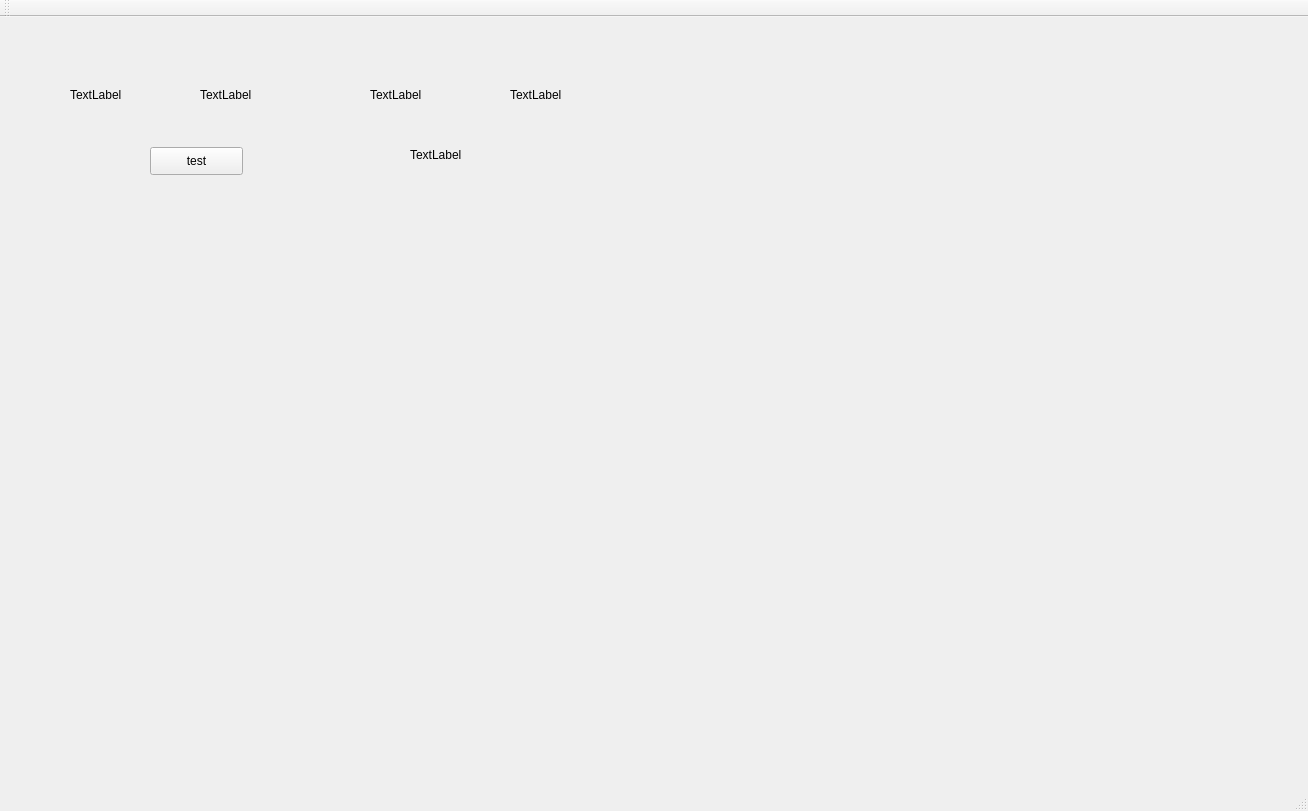
Qt form QtMatrixOpenMP/QtMatrixOpenMP.ui (kbxpy12321/GradutionPro) before a commit.
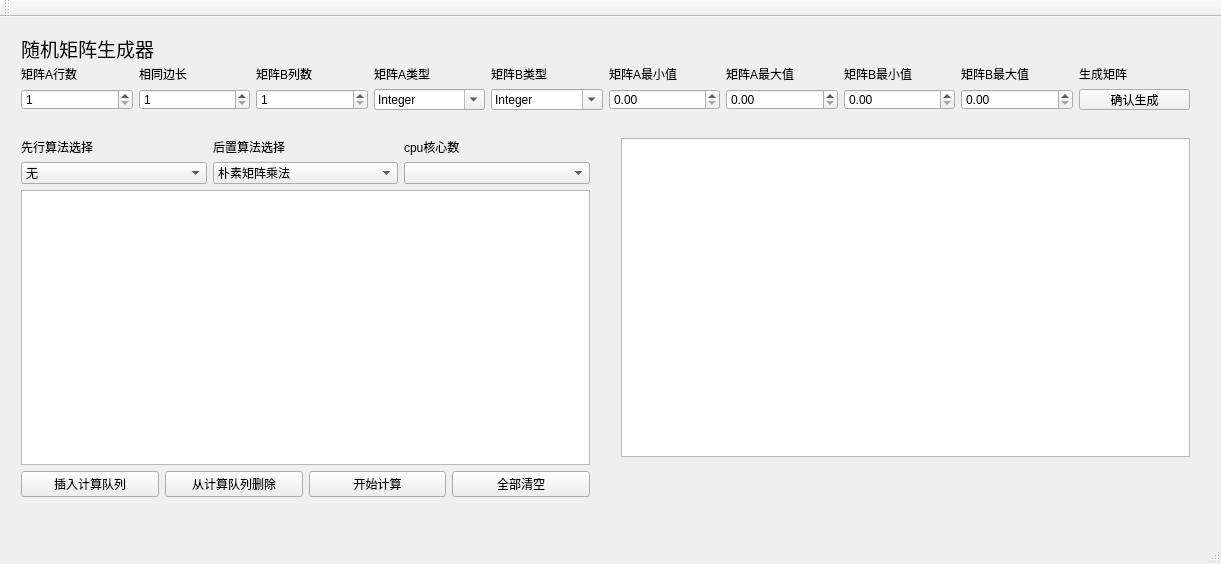
The same form after that commit.

Commit message: 新界面，实现随机矩阵生成以及添加计算队列

```diff
--- a/QtMatrixOpenMP/QtMatrixOpenMP.ui
+++ b/QtMatrixOpenMP/QtMatrixOpenMP.ui
@@ -6,91 +6,379 @@
    <rect>
     <x>0</x>
     <y>0</y>
-    <width>1308</width>
-    <height>811</height>
+    <width>1221</width>
+    <height>564</height>
    </rect>
   </property>
   <property name="windowTitle">
    <string>QtMatrixOpenMP</string>
   </property>
   <widget class="QWidget" name="centralWidget">
-   <widget class="QPushButton" name="testButton">
+   <widget class="QWidget" name="gridLayoutWidget_2">
     <property name="geometry">
      <rect>
-      <x>150</x>
-      <y>130</y>
-      <width>93</width>
-      <height>28</height>
+      <x>10</x>
+      <y>110</y>
+      <width>591</width>
+      <height>381</height>
      </rect>
     </property>
-    <property name="text">
-     <string>test</string>
-    </property>
+    <layout class="QGridLayout" name="gridLayout_algochoose">
+     <item row="2" column="1">
+      <layout class="QHBoxLayout" name="horizontalLayout_tableviewcalqin">
+       <item>
+        <widget class="QTableView" name="tableView_calqueue"/>
+       </item>
+      </layout>
+     </item>
+     <item row="1" column="1">
+      <layout class="QHBoxLayout" name="horizontalLayout_algochoose">
+       <item>
+        <widget class="QComboBox" name="comboBox_algoParallel">
+         <item>
+          <property name="text">
+           <string>无</string>
+          </property>
+         </item>
+         <item>
+          <property name="text">
+           <string>Stassen并行化算法</string>
+          </property>
+         </item>
+         <item>
+          <property name="text">
+           <string>Cannon并行算法</string>
+          </property>
+         </item>
+         <item>
+          <property name="text">
+           <string>DNS并行算法</string>
+          </property>
+         </item>
+        </widget>
+       </item>
+       <item>
+        <widget class="QComboBox" name="comboBox_algoNormal">
+         <item>
+          <property name="text">
+           <string>朴素矩阵乘法</string>
+          </property>
+         </item>
+         <item>
+          <property name="text">
+           <string>朴素并行乘法</string>
+          </property>
+         </item>
+         <item>
+          <property name="text">
+           <string>Strassen算法</string>
+          </property>
+         </item>
+        </widget>
+       </item>
+       <item>
+        <widget class="QComboBox" name="comboBox_corenum"/>
+       </item>
+      </layout>
+     </item>
+     <item row="3" column="1">
+      <layout class="QHBoxLayout" name="horizontalLayout_usetableview">
+       <item>
+        <widget class="QPushButton" name="pushButton_insertqueque">
+         <property name="text">
+          <string>插入计算队列</string>
+         </property>
+        </widget>
+       </item>
+       <item>
+        <widget class="QPushButton" name="pushButton_deleteque">
+         <property name="text">
+          <string>从计算队列删除</string>
+         </property>
+        </widget>
+       </item>
+       <item>
+        <widget class="QPushButton" name="pushButton_startcal">
+         <property name="text">
+          <string>开始计算</string>
+         </property>
+        </widget>
+       </item>
+       <item>
+        <widget class="QPushButton" name="pushButton_clear">
+         <property name="text">
+          <string>全部清空</string>
+         </property>
+        </widget>
+       </item>
+      </layout>
+     </item>
+     <item row="0" column="1">
+      <layout class="QHBoxLayout" name="horizontalLayout_name_algochoose">
+       <item>
+        <widget class="QLabel" name="label_name_algoformer">
+         <property name="text">
+          <string>先行算法选择</string>
+         </property>
+        </widget>
+       </item>
+       <item>
+        <widget class="QLabel" name="label_name_algolatter">
+         <property name="text">
+          <string>后置算法选择</string>
+         </property>
+        </widget>
+       </item>
+       <item>
+        <widget class="QLabel" name="label_name_corenum">
+         <property name="text">
+          <string>cpu核心数</string>
+         </property>
+        </widget>
+       </item>
+      </layout>
+     </item>
+    </layout>
    </widget>
-   <widget class="QLabel" name="label">
+   <widget class="QWidget" name="gridLayoutWidget_3">
     <property name="geometry">
      <rect>
-      <x>70</x>
-      <y>70</y>
-      <width>72</width>
-      <height>15</height>
+      <x>10</x>
+      <y>10</y>
+      <width>1191</width>
+      <height>93</height>
      </rect>
     </property>
-    <property name="text">
-     <string>TextLabel</string>
-    </property>
+    <layout class="QGridLayout" name="gridLayout_randommatrix">
+     <item row="1" column="0">
+      <layout class="QHBoxLayout" name="horizontalLayout_name_matrixpara">
+       <item>
+        <widget class="QLabel" name="label_name_ARow">
+         <property name="text">
+          <string>矩阵A行数</string>
+         </property>
+        </widget>
+       </item>
+       <item>
+        <widget class="QLabel" name="label_name_sameside">
+         <property name="text">
+          <string>相同边长</string>
+         </property>
+        </widget>
+       </item>
+       <item>
+        <widget class="QLabel" name="label_name_Bcol">
+         <property name="text">
+          <string>矩阵B列数</string>
+         </property>
+        </widget>
+       </item>
+       <item>
+        <widget class="QLabel" name="label_name_Atype">
+         <property name="text">
+          <string>矩阵A类型</string>
+         </property>
+        </widget>
+       </item>
+       <item>
+        <widget class="QLabel" name="label_name_Btype">
+         <property name="text">
+          <string>矩阵B类型</string>
+         </property>
+        </widget>
+       </item>
+       <item>
+        <widget class="QLabel" name="label_name_Amin">
+         <property name="text">
+          <string>矩阵A最小值</string>
+         </property>
+        </widget>
+       </item>
+       <item>
+        <widget class="QLabel" name="label_name_Amax">
+         <property name="text">
+          <string>矩阵A最大值</string>
+         </property>
+        </widget>
+       </item>
+       <item>
+        <widget class="QLabel" name="label_name_Bmin">
+         <property name="text">
+          <string>矩阵B最小值</string>
+         </property>
+        </widget>
+       </item>
+       <item>
+        <widget class="QLabel" name="label_name_Bmax">
+         <property name="text">
+          <string>矩阵B最大值</string>
+         </property>
+        </widget>
+       </item>
+       <item>
+        <widget class="QLabel" name="label_name_makematrix">
+         <property name="text">
+          <string>生成矩阵</string>
+         </property>
+        </widget>
+       </item>
+      </layout>
+     </item>
+     <item row="0" column="0">
+      <layout class="QHBoxLayout" name="horizontalLayout_name_randommatrix">
+       <item>
+        <widget class="QLabel" name="label_name_matrixmaker">
+         <property name="sizePolicy">
+          <sizepolicy hsizetype="Preferred" vsizetype="Maximum">
+           <horstretch>0</horstretch>
+           <verstretch>0</verstretch>
+          </sizepolicy>
+         </property>
+         <property name="font">
+          <font>
+           <family>Agency FB</family>
+           <pointsize>14</pointsize>
+          </font>
+         </property>
+         <property name="text">
+          <string>随机矩阵生成器</string>
+         </property>
+        </widget>
+       </item>
+      </layout>
+     </item>
+     <item row="2" column="0">
+      <layout class="QHBoxLayout" name="horizontalLayout_matrixpara">
+       <item>
+        <widget class="QSpinBox" name="spinBox_Arow">
+         <property name="minimum">
+          <number>1</number>
+         </property>
+         <property name="maximum">
+          <number>10000</number>
+         </property>
+        </widget>
+       </item>
+       <item>
+        <widget class="QSpinBox" name="spinBox_sameside">
+         <property name="minimum">
+          <number>1</number>
+         </property>
+         <property name="maximum">
+          <number>10000</number>
+         </property>
+        </widget>
+       </item>
+       <item>
+        <widget class="QSpinBox" name="spinBox_Bcol">
+         <property name="sizePolicy">
+          <sizepolicy hsizetype="Minimum" vsizetype="Fixed">
+           <horstretch>0</horstretch>
+           <verstretch>0</verstretch>
+          </sizepolicy>
+         </property>
+         <property name="minimum">
+          <number>1</number>
+         </property>
+         <property name="maximum">
+          <number>10000</number>
+         </property>
+        </widget>
+       </item>
+       <item>
+        <widget class="QComboBox" name="comboBox_Atype">
+         <property name="enabled">
+          <bool>true</bool>
+         </property>
+         <property name="editable">
+          <bool>true</bool>
+         </property>
+         <item>
+          <property name="text">
+           <string>Integer</string>
+          </property>
+         </item>
+         <item>
+          <property name="text">
+           <string>Float</string>
+          </property>
+         </item>
+         <item>
+          <property name="text">
+           <string>Double</string>
+          </property>
+         </item>
+         <item>
+          <property name="text">
+           <string>Long Long</string>
+          </property>
+         </item>
+        </widget>
+       </item>
+       <item>
+        <widget class="QComboBox" name="comboBox_Btype">
+         <property name="editable">
+          <bool>true</bool>
+         </property>
+         <item>
+          <property name="text">
+           <string>Integer</string>
+          </property>
+         </item>
+         <item>
+          <property name="text">
+           <string>Float</string>
+          </property>
+         </item>
+         <item>
+          <property name="text">
+           <string>Double</string>
+          </property>
+         </item>
+         <item>
+          <property name="text">
+           <string>Long Long</string>
+          </property>
+         </item>
+        </widget>
+       </item>
+       <item>
+        <widget class="QDoubleSpinBox" name="doubleSpinBox_Amin"/>
+       </item>
+       <item>
+        <widget class="QDoubleSpinBox" name="doubleSpinBox_Amax"/>
+       </item>
+       <item>
+        <widget class="QDoubleSpinBox" name="doubleSpinBox_Bmin"/>
+       </item>
+       <item>
+        <widget class="QDoubleSpinBox" name="doubleSpinBox_Bmax"/>
+       </item>
+       <item>
+        <widget class="QPushButton" name="pushButton_confirmmake">
+         <property name="text">
+          <string>确认生成</string>
+         </property>
+        </widget>
+       </item>
+      </layout>
+     </item>
+    </layout>
    </widget>
-   <widget class="QLabel" name="label_2">
+   <widget class="QWidget" name="gridLayoutWidget">
     <property name="geometry">
      <rect>
-      <x>200</x>
-      <y>70</y>
-      <width>72</width>
-      <height>15</height>
+      <x>610</x>
+      <y>110</y>
+      <width>591</width>
+      <height>341</height>
      </rect>
     </property>
-    <property name="text">
-     <string>TextLabel</string>
-    </property>
-   </widget>
-   <widget class="QLabel" name="label_3">
-    <property name="geometry">
-     <rect>
-      <x>370</x>
-      <y>70</y>
-      <width>72</width>
-      <height>15</height>
-     </rect>
-    </property>
-    <property name="text">
-     <string>TextLabel</string>
-    </property>
-   </widget>
-   <widget class="QLabel" name="label_4">
-    <property name="geometry">
-     <rect>
-      <x>510</x>
-      <y>70</y>
-      <width>72</width>
-      <height>15</height>
-     </rect>
-    </property>
-    <property name="text">
-     <string>TextLabel</string>
-    </property>
-   </widget>
-   <widget class="QLabel" name="label_5">
-    <property name="geometry">
-     <rect>
-      <x>410</x>
-      <y>130</y>
-      <width>72</width>
-      <height>15</height>
-     </rect>
-    </property>
-    <property name="text">
-     <string>TextLabel</string>
-    </property>
+    <layout class="QGridLayout" name="gridLayout_rescal">
+     <item row="0" column="0">
+      <widget class="QTableView" name="tableView_showres"/>
+     </item>
+    </layout>
    </widget>
   </widget>
   <widget class="QMenuBar" name="menuBar">
```
Left out of the diff: 2 changed lines with no effect on the pictures. The commit also changes 5 other files.
